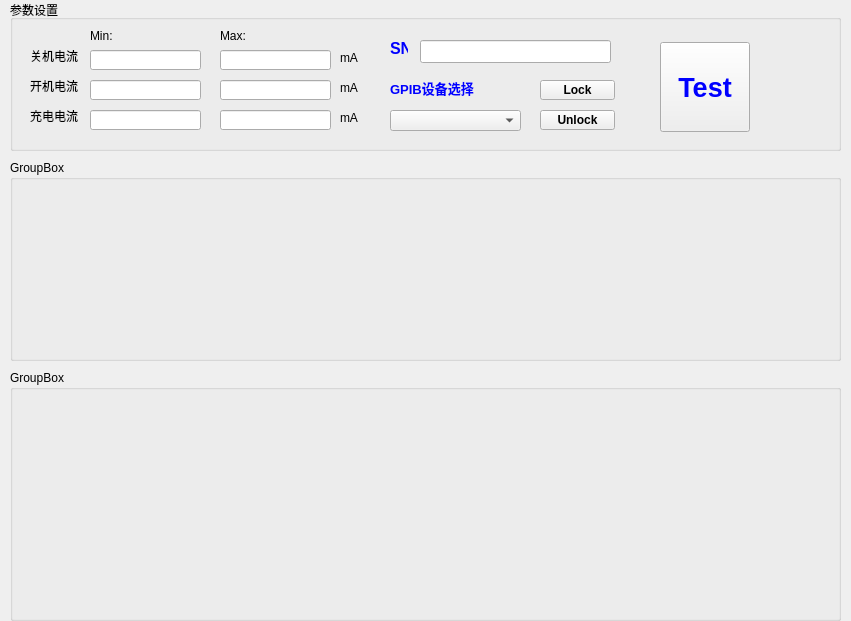
happyrabbit456/Qt5_dev, file project/Harman_T500/currentform.ui: the form before one commit.
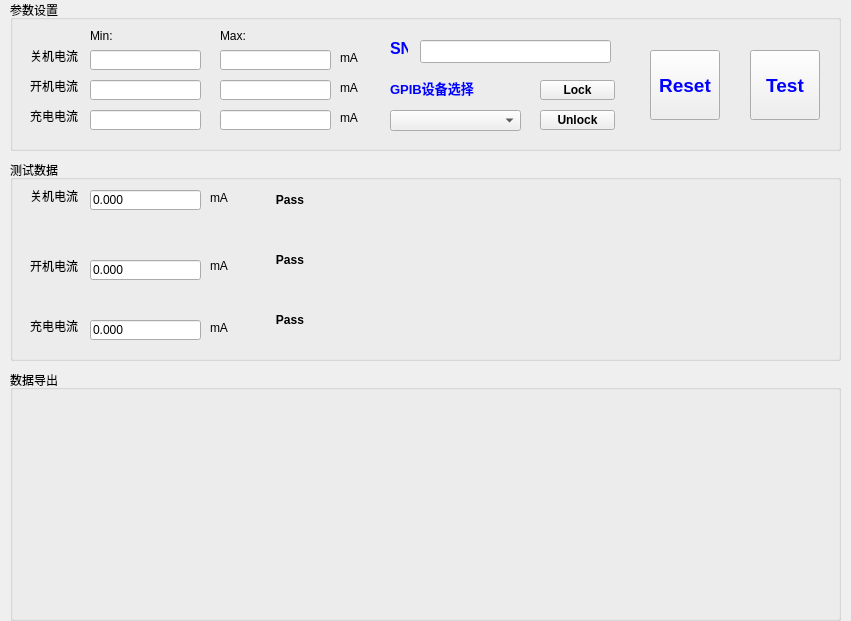
The form after the commit.

Commit message: 1.Harman T500 project

```diff
--- a/project/Harman_T500/currentform.ui
+++ b/project/Harman_T500/currentform.ui
@@ -112,15 +112,15 @@
    <widget class="QPushButton" name="btnTest">
     <property name="geometry">
      <rect>
-      <x>650</x>
-      <y>42</y>
-      <width>90</width>
-      <height>90</height>
+      <x>740</x>
+      <y>50</y>
+      <width>70</width>
+      <height>70</height>
      </rect>
     </property>
     <property name="font">
      <font>
-      <pointsize>20</pointsize>
+      <pointsize>14</pointsize>
       <weight>75</weight>
       <bold>true</bold>
      </font>
@@ -341,6 +341,29 @@
      <string>mA</string>
     </property>
    </widget>
+   <widget class="QPushButton" name="btnReset">
+    <property name="geometry">
+     <rect>
+      <x>640</x>
+      <y>50</y>
+      <width>70</width>
+      <height>70</height>
+     </rect>
+    </property>
+    <property name="font">
+     <font>
+      <pointsize>14</pointsize>
+      <weight>75</weight>
+      <bold>true</bold>
+     </font>
+    </property>
+    <property name="styleSheet">
+     <string notr="true">color: rgb(0, 0, 255);</string>
+    </property>
+    <property name="text">
+     <string>Reset</string>
+    </property>
+   </widget>
   </widget>
   <widget class="QGroupBox" name="groupBox_2">
    <property name="geometry">
@@ -352,8 +375,200 @@
     </rect>
    </property>
    <property name="title">
-    <string>GroupBox</string>
+    <string>测试数据</string>
    </property>
+   <widget class="QLabel" name="txtChargeCurrent">
+    <property name="geometry">
+     <rect>
+      <x>20</x>
+      <y>160</y>
+      <width>54</width>
+      <height>12</height>
+     </rect>
+    </property>
+    <property name="text">
+     <string>充电电流</string>
+    </property>
+   </widget>
+   <widget class="QLabel" name="txtlIdleCurrent">
+    <property name="geometry">
+     <rect>
+      <x>20</x>
+      <y>30</y>
+      <width>54</width>
+      <height>12</height>
+     </rect>
+    </property>
+    <property name="text">
+     <string>关机电流</string>
+    </property>
+   </widget>
+   <widget class="QLineEdit" name="editChargeCurrent">
+    <property name="geometry">
+     <rect>
+      <x>80</x>
+      <y>160</y>
+      <width>111</width>
+      <height>20</height>
+     </rect>
+    </property>
+    <property name="text">
+     <string>0.000</string>
+    </property>
+    <property name="readOnly">
+     <bool>true</bool>
+    </property>
+   </widget>
+   <widget class="QLineEdit" name="editIdleCurrent">
+    <property name="geometry">
+     <rect>
+      <x>80</x>
+      <y>30</y>
+      <width>111</width>
+      <height>20</height>
+     </rect>
+    </property>
+    <property name="text">
+     <string>0.000</string>
+    </property>
+    <property name="readOnly">
+     <bool>true</bool>
+    </property>
+   </widget>
+   <widget class="QLineEdit" name="editWorkCurrent">
+    <property name="geometry">
+     <rect>
+      <x>80</x>
+      <y>100</y>
+      <width>111</width>
+      <height>20</height>
+     </rect>
+    </property>
+    <property name="text">
+     <string>0.000</string>
+    </property>
+    <property name="readOnly">
+     <bool>true</bool>
+    </property>
+   </widget>
+   <widget class="QLabel" name="txtWorkCurrent">
+    <property name="geometry">
+     <rect>
+      <x>20</x>
+      <y>100</y>
+      <width>54</width>
+      <height>12</height>
+     </rect>
+    </property>
+    <property name="text">
+     <string>开机电流</string>
+    </property>
+   </widget>
+   <widget class="QLabel" name="txtChargeCurrentUnit">
+    <property name="geometry">
+     <rect>
+      <x>200</x>
+      <y>160</y>
+      <width>31</width>
+      <height>16</height>
+     </rect>
+    </property>
+    <property name="text">
+     <string>mA</string>
+    </property>
+   </widget>
+   <widget class="QLabel" name="txtIdleCurrentUnit">
+    <property name="geometry">
+     <rect>
+      <x>200</x>
+      <y>30</y>
+      <width>31</width>
+      <height>16</height>
+     </rect>
+    </property>
+    <property name="text">
+     <string>mA</string>
+    </property>
+   </widget>
+   <widget class="QLabel" name="txtWorkCurrentUnit">
+    <property name="geometry">
+     <rect>
+      <x>200</x>
+      <y>96</y>
+      <width>31</width>
+      <height>20</height>
+     </rect>
+    </property>
+    <property name="text">
+     <string>mA</string>
+    </property>
+   </widget>
+   <widget class="QLabel" name="labelIdleCurrentStatus">
+    <property name="geometry">
+     <rect>
+      <x>260</x>
+      <y>20</y>
+      <width>40</width>
+      <height>40</height>
+     </rect>
+    </property>
+    <property name="font">
+     <font>
+      <weight>75</weight>
+      <bold>true</bold>
+     </font>
+    </property>
+    <property name="text">
+     <string>Pass</string>
+    </property>
+    <property name="alignment">
+     <set>Qt::AlignCenter</set>
+    </property>
+   </widget>
+   <widget class="QLabel" name="labelWorkCurrentStatus">
+    <property name="geometry">
+     <rect>
+      <x>260</x>
+      <y>80</y>
+      <width>40</width>
+      <height>40</height>
+     </rect>
+    </property>
+    <property name="font">
+     <font>
+      <weight>75</weight>
+      <bold>true</bold>
+     </font>
+    </property>
+    <property name="text">
+     <string>Pass</string>
+    </property>
+    <property name="alignment">
+     <set>Qt::AlignCenter</set>
+    </property>
+   </widget>
+   <widget class="QLabel" name="labelChargeCurrentStatus">
+    <property name="geometry">
+     <rect>
+      <x>260</x>
+      <y>140</y>
+      <width>40</width>
+      <height>40</height>
+     </rect>
+    </property>
+    <property name="font">
+     <font>
+      <weight>75</weight>
+      <bold>true</bold>
+     </font>
+    </property>
+    <property name="text">
+     <string>Pass</string>
+    </property>
+    <property name="alignment">
+     <set>Qt::AlignCenter</set>
+    </property>
+   </widget>
   </widget>
   <widget class="QGroupBox" name="groupBox_3">
    <property name="geometry">
@@ -365,7 +580,7 @@
     </rect>
    </property>
    <property name="title">
-    <string>GroupBox</string>
+    <string>数据导出</string>
    </property>
   </widget>
  </widget>
```
Left out of the diff: 4 changed lines with no effect on the pictures. The commit also changes 2 other files.
